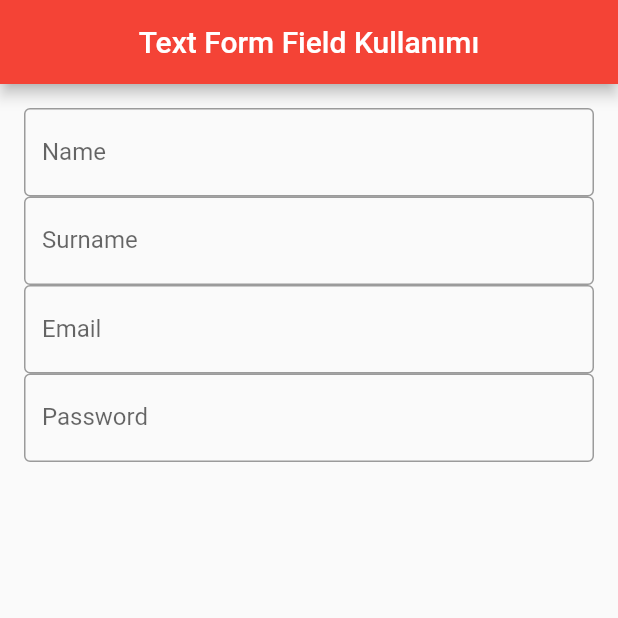
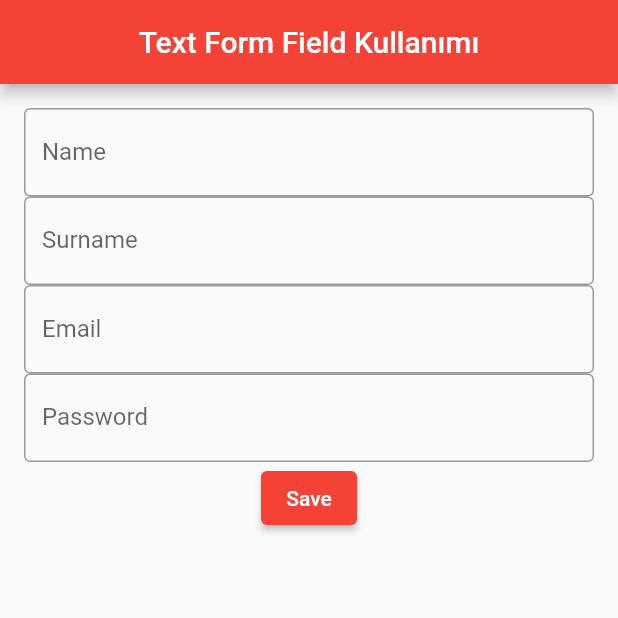
Before and after one commit to yamisagi/flutter_samples, a Flutter app: the screen it shows after launch, on a phone screen of 412 x 824 dp, the top half of it. Run offline on Flutter 3.47's test engine with Material 2 defaults, Android fonts, the phone set to English and light mode, and no system bars.

Commit message:
add TextFormField Save Data Usage

```diff
--- /dev/null
+++ b/lib/input_widgets/lesson2/textformfield_data_save_learn.dart
@@ -0,0 +1,140 @@
+import 'package:flutter/material.dart';
+
+/// Bu kısımda [TextFormField] widget'ının içinde alınan değerleri kaydetmeyi ve [GlabalKey] kullanımı ile erişmeyi sağlayacağız.
+/// Aşağıda detaylıca bahsedelim,
+
+class TextFormFieldSaveDataLearn extends StatefulWidget {
+  const TextFormFieldSaveDataLearn({Key? key}) : super(key: key);
+
+  @override
+  State<TextFormFieldSaveDataLearn> createState() =>
+      _TextFormFieldSaveDataLearnState();
+}
+
+class _TextFormFieldSaveDataLearnState
+    extends State<TextFormFieldSaveDataLearn> {
+  /// [GlobalKey] isimli bir instance oluşturduk. Ve bunu State ile haberleşmek için kullanacağız.
+  /// [GlobalKey] ile ilgili daha detaylı bahsedeceğiz.
+
+  final _formKey = GlobalKey<FormState>();
+
+  /// Daha sonra [TextFormField] içine gelen değerleri tutmak için 4 adet değişken oluşturduk.
+
+  String? _name, _surname, _email, _password;
+
+  @override
+  Widget build(BuildContext context) {
+    return Scaffold(
+      appBar: AppBar(
+        title: const Text('Text Form Field Kullanımı'),
+      ),
+
+      /// [TextFormFieldLearn] ile aynı şekilde [TextFormField] ekledik.
+      body: SingleChildScrollView(
+        padding: const EdgeInsets.all(16),
+        child: Form(
+          key: _formKey,
+          autovalidateMode: AutovalidateMode.onUserInteraction,
+          child: Column(
+            mainAxisAlignment: MainAxisAlignment.spaceAround,
+            children: [
+              /// Daha kolay olmas için bir method oluşturduk.
+              textFormFieldModel(
+                isEmail: false,
+                type: 'Name',
+              ),
+              textFormFieldModel(
+                isEmail: false,
+                type: 'Surname',
+              ),
+              textFormFieldModel(
+                isEmail: true,
+                type: 'Email',
+              ),
+              textFormFieldModel(
+                isEmail: false,
+                type: 'Password',
+              ),
+              ElevatedButton(
+                onPressed: () {
+                  /// Bu kısımda [Form] widgetimizle haberleşmek için verdiğimiz [GlobalKey]'i kullanarak,
+                  /// [_formKey.validate()] methodunu çağırdık. Bu [TextFormField] widget'imize tanımladığımız validate parametresindeki değerleri kontrol ederek,
+                  /// Eğer değerler doğru (valid) ise aşağıda yazacağımız kodları çalıştıracaktır.
+                  /// Eğer değilse else bloğu çalışacaktır.
+                  String result =
+                      'Name: $_name\nSurname: $_surname\nEmail: $_email\nPassword: $_password';
+                  if (_formKey.currentState?.validate() ?? false) {
+                    _formKey.currentState?.save();
+
+                    ScaffoldMessenger.of(context).showSnackBar(
+                      SnackBar(
+                        content: Text(result),
+                      ),
+                    );
+                  } else {
+                    ScaffoldMessenger.of(context).showSnackBar(
+                      const SnackBar(
+                        content: Text('Form hatalı'),
+                      ),
+                    );
+                  }
+
+                  /// Daha [setState] methodunu çağırıp,
+                  /// Geçerli State'te yukarıda tanımladığımız değişkenleri resetlemek için kullandığımız (.reset())) methodu çağırıp,
+                  /// Ve [_name, _surname, _email, _password] değişkenlerini null olarak atayarak sıfırladık.
+                  setState(() {});
+                  _formKey.currentState?.reset();
+                  _email = _password = _name = _surname = null;
+                },
+                child: const Text('Save'),
+              ),
+            ],
+          ),
+        ),
+      ),
+    );
+  }
+
+  TextFormField textFormFieldModel({
+    required bool isEmail,
+    required String type,
+  }) {
+    return TextFormField(
+      decoration: InputDecoration(
+        border: const OutlineInputBorder(),
+        labelText: type,
+        hintText: 'Input your $type',
+      ),
+
+      /// [validator] parametresi, bizim için varolan değerleri kontrol edip doğru bilgileri aldığımızı,
+      /// [GlobalKey] kullanarak yukarıda oluşturduğumuz button ile kontrol edeceğiz.
+
+      /// [onSaved] parametresi ile bunu değişkenlerimize türüne göre atıyoruz.
+      onSaved: (newValue) {
+        switch (type) {
+          case 'Name':
+            _name = newValue;
+            break;
+          case 'Surname':
+            _surname = newValue;
+            break;
+          case 'Email':
+            _email = newValue;
+            break;
+          case 'Password':
+            _password = newValue;
+            break;
+        }
+      },
+
+      /// Bu kısımda daha önce bahsettiğimiz validasyon kısmını yapıyoruz.
+      validator: (value) {
+        if (isEmail) {
+          return !(value!.contains('@')) ? 'Email must contains @' : null;
+        } else {
+          return value!.length < 3 ? '$type must be longer than 3 chars' : null;
+        }
+      },
+    );
+  }
+}
--- a/lib/main.dart
+++ b/lib/main.dart
@@ -1,6 +1,6 @@
 import 'package:flutter/material.dart';
 import 'package:flutter_samples/basic_widgets/lesson4/push_and_replacement/push_and_replacement_learn.dart';
-import 'package:flutter_samples/input_widgets/lesson2/text_form_field_learn.dart';
+import 'package:flutter_samples/input_widgets/lesson2/textformfield_data_save_learn.dart';
 
 import 'basic_widgets/lesson3/custom_scroll_view_learn/customscroll_view_learn.dart';
 
@@ -41,7 +41,7 @@ class CourseApp extends StatelessWidget {
         primarySwatch: Colors.red,
       ),
       title: title,
-      home: const TextFormFieldLearn(),
+      home: const TextFormFieldSaveDataLearn(),
     );
   }
 }
```
